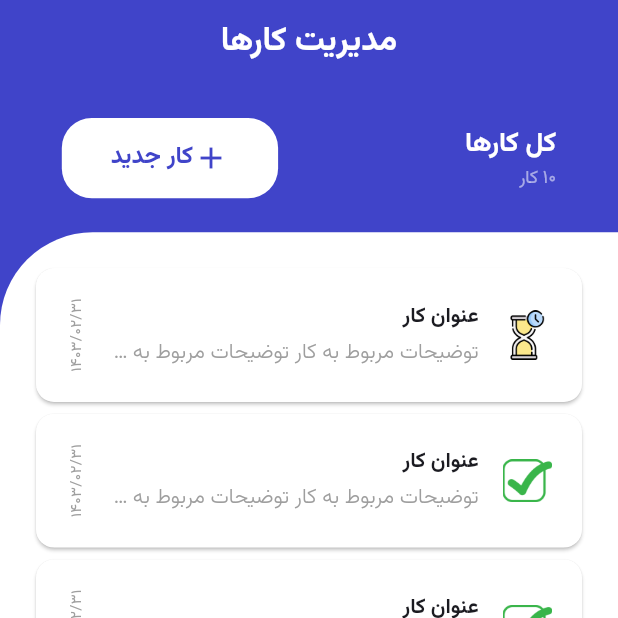
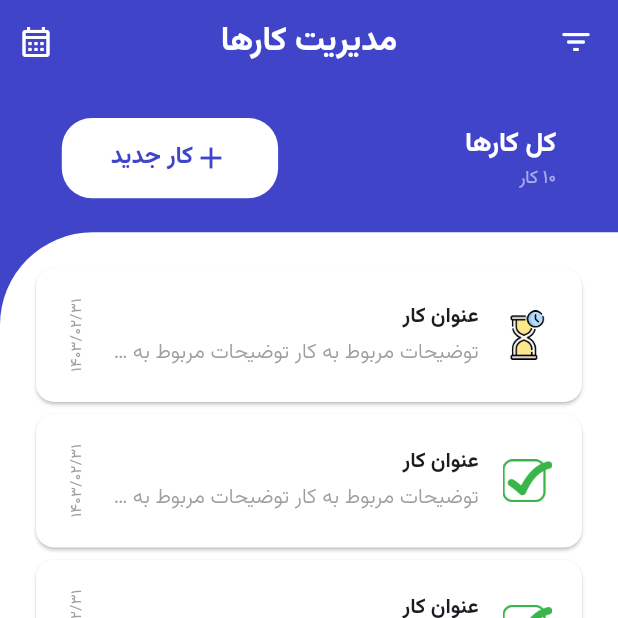
Before and after one commit to imelyas/Todo_list, a Flutter app: the screen it shows after launch, on a phone screen of 412 x 824 dp, the top half of it. Run offline on Flutter 3.47's test engine with Material 3 defaults, Android fonts, the phone set to English and light mode, and no system bars; our stand-ins replace get.

Commit message:
add icons to appbar

```diff
--- a/lib/screens/home_screen.dart
+++ b/lib/screens/home_screen.dart
@@ -17,6 +17,20 @@ class HomeScreen extends StatelessWidget {
           style: TextStyle(
               color: Colors.white, fontWeight: FontWeight.w700, fontSize: 22),
         ),
+        leading: IconButton(
+            onPressed: () {},
+            icon: const Icon(
+              Icons.filter_list_rounded,
+              color: Colors.white,
+            )),
+        actions: [
+          IconButton(
+              onPressed: () {},
+              icon: const Icon(
+                Icons.calendar_month_outlined,
+                color: Colors.white,
+              )),
+        ],
       ),
       body: const Column(
         children: [TopPanel(), MainContent()],
```
